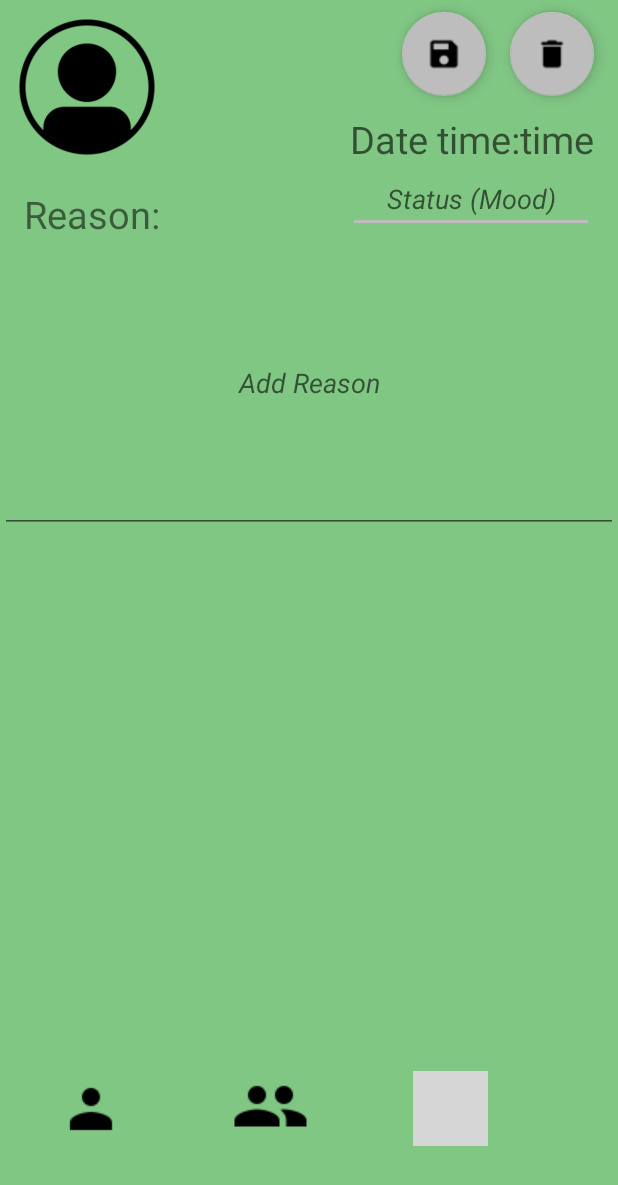
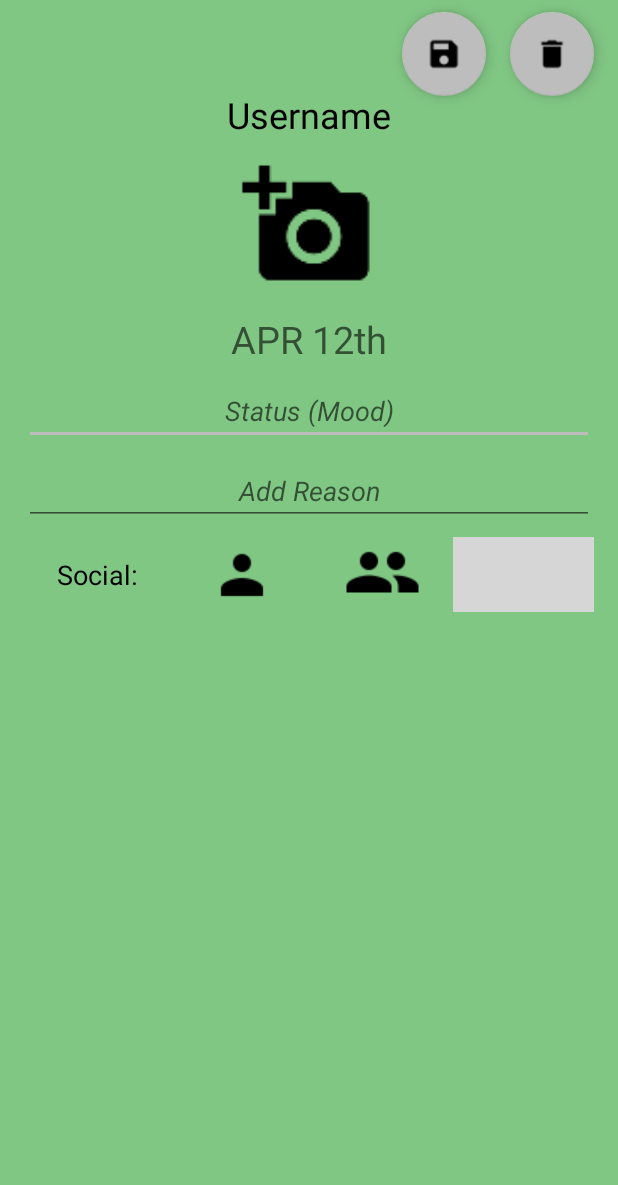
Before and after one commit to CMPUT301W17T17/MoodSwings, an Android app: the EditMoodActivity screen opened directly, with no data from a screen before it, on a phone screen of 412 x 824 dp. Shown: the top 1185 px of the screen. Run offline under Robolectric (Android 15) with nearby library versions, the phone set to English and light mode, and no system bars; grey boxes are pictures that could not be loaded.

Commit message:
NEW XML STUFF

```diff
--- a/app/src/main/res/layout/edit_mood.xml
+++ b/app/src/main/res/layout/edit_mood.xml
@@ -4,47 +4,6 @@
     android:layout_width="match_parent"
     android:layout_height="match_parent"
     android:background="#81C784">
-
-    <TextView
-        android:id="@+id/datetime"
-        android:layout_width="wrap_content"
-        android:layout_height="wrap_content"
-        android:layout_alignParentRight="true"
-        android:layout_marginRight="16dp"
-        android:layout_marginTop="75dp"
-        android:fontFamily="sans-serif-thin"
-        android:hint="Date time:time"
-        android:textSize="25sp"
-        android:textStyle="bold" />
-
-    <EditText
-        android:id="@+id/editText"
-        android:layout_width="164dp"
-        android:layout_height="wrap_content"
-        android:layout_alignParentRight="true"
-        android:layout_below="@+id/datetime"
-        android:layout_marginRight="16dp"
-        android:gravity="center"
-        android:hint="Status (Mood)"
-        android:textStyle="italic" />
-
-    <TextView
-        android:id="@+id/reason"
-        android:layout_width="wrap_content"
-        android:layout_height="wrap_content"
-        android:layout_alignParentLeft="true"
-        android:layout_marginLeft="16dp"
-        android:layout_marginTop="125dp"
-        android:fontFamily="sans-serif-thin"
-        android:text="Reason:"
-        android:textSize="25sp"
-        android:textStyle="bold" />
-
-    <ImageView
-        android:layout_width="100dp"
-        android:layout_height="100dp"
-        android:layout_margin="8dp"
-        android:src="@drawable/profile" />
 
     <android.support.design.widget.FloatingActionButton
         android:id="@+id/save"
@@ -68,14 +27,67 @@
         android:src="@drawable/delete"
         app:fabSize="auto" />
 
+    <LinearLayout
+        android:layout_width="match_parent"
+        android:layout_height="match_parent"
+        android:orientation="vertical">
+
+        <TextView
+            android:layout_width="match_parent"
+            android:layout_height="wrap_content"
+            android:gravity="center_horizontal"
+            android:layout_marginTop="60dp"
+            android:layout_marginLeft="16dp"
+            android:layout_marginRight="16dp"
+            android:fontFamily="sans-serif-thin"
+            android:text="Username"
+            android:textColor="#000000"
+            android:textSize="24sp"
+            android:textStyle="bold" />
+
+        <ImageButton
+            android:layout_width="100dp"
+            android:layout_height="100dp"
+            android:layout_gravity="center"
+            android:layout_marginTop="8dp"
+            android:background="@null"
+            android:scaleType="centerCrop"
+            android:src="@mipmap/user_image_add" />
+
+        <TextView
+            android:id="@+id/date"
+            android:layout_width="match_parent"
+            android:layout_height="wrap_content"
+            android:fontFamily="sans-serif-thin"
+            android:gravity="center_horizontal"
+            android:layout_marginTop="8dp"
+            android:layout_marginLeft="16dp"
+            android:layout_marginRight="16dp"
+            android:hint="APR 12th"
+            android:textColor="#000000"
+            android:textSize="25sp"
+            android:textStyle="bold" />
+
+        <EditText
+            android:id="@+id/editText"
+            android:layout_width="match_parent"
+            android:layout_marginTop="8dp"
+            android:layout_height="wrap_content"
+            android:layout_below="@+id/datetime"
+            android:gravity="center_horizontal"
+            android:layout_marginLeft="16dp"
+            android:layout_marginRight="16dp"
+            android:hint="Status (Mood)"
+            android:textStyle="italic" />
+
         <EditText
             android:id="@+id/editText2"
             android:layout_width="match_parent"
-        android:layout_height="200dp"
+            android:layout_height="wrap_content"
+            android:layout_marginTop="8dp"
             android:layout_below="@+id/editText"
-        android:layout_marginEnd="0dp"
-        android:layout_marginLeft="15dp"
-        android:layout_marginRight="15dp"
+            android:layout_marginLeft="16dp"
+            android:layout_marginRight="16dp"
             android:gravity="center"
             android:hint="Add Reason"
             android:textStyle="italic" />
@@ -84,19 +96,30 @@
             android:layout_width="match_parent"
             android:layout_height="wrap_content"
             android:layout_alignParentBottom="true"
+            android:layout_marginTop="8dp"
             android:orientation="horizontal"
-        android:weightSum="1">
+            android:layout_marginLeft="16dp"
+            android:layout_marginRight="16dp">
 
+            <TextView
+                android:layout_width="wrap_content"
+                android:layout_height="50dp"
+                android:layout_weight="1"
+                android:gravity="center"
+                android:text="Social:"
+                android:textStyle="bold"
+                android:fontFamily="sans-serif-thin"
+                android:textColor="#000000"
+                android:textSize="18sp"/>
             <ImageButton
                 android:id="@+id/person"
                 android:layout_width="50dp"
                 android:layout_height="50dp"
                 android:layout_alignStart="@+id/situation"
-            android:layout_marginLeft="35dp"
-            android:layout_marginRight="70dp"
                 android:background="@null"
                 android:onClick="shareOne"
-            android:src="@drawable/person" />
+                android:src="@drawable/person"
+                android:layout_weight="1"/>
 
             <ImageButton
                 android:id="@+id/two"
@@ -104,19 +127,19 @@
                 android:layout_height="50dp"
                 android:background="@null"
                 android:onClick="shareTwo"
-            android:src="@drawable/two" />
+                android:src="@drawable/two"
+                android:layout_weight="1"/>
 
             <ImageButton
                 android:id="@+id/crowd"
                 android:layout_width="50dp"
                 android:layout_height="50dp"
                 android:layout_marginBottom="60dp"
-            android:layout_marginLeft="70dp"
-            android:layout_marginRight="16dp"
                 android:background="@null"
                 android:onClick="shareThree"
-            android:src="@drawable/crowd" />
+                android:src="@drawable/crowd"
+                android:layout_weight="1"/>
         </LinearLayout>
 
-
+    </LinearLayout>
 </RelativeLayout>
```
Also changed, not shown: app/src/main/java/com/example/android/sendmoods/EditMoodActivity.java (+4 -4 lines), app/src/main/res/layout/mood_list.xml (+15 -13 lines), app/src/main/res/layout/profile.xml (+6 -5 lines), app/src/main/res/drawable/reset.png. Lines whose indentation alone changed are shown as unchanged.
